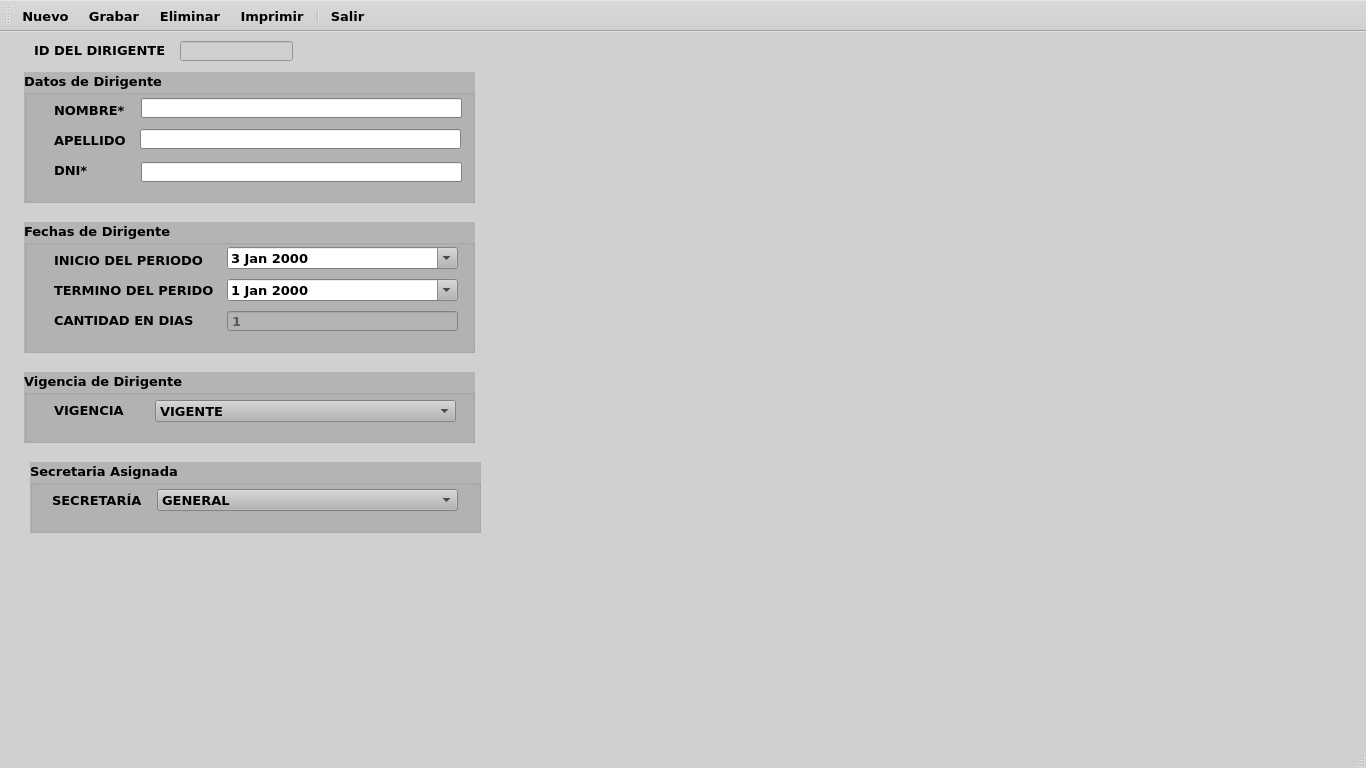
Old version of the form ui/registro_dirigentes.ui in the repository EdwardsBC/SutrakomaqV2.
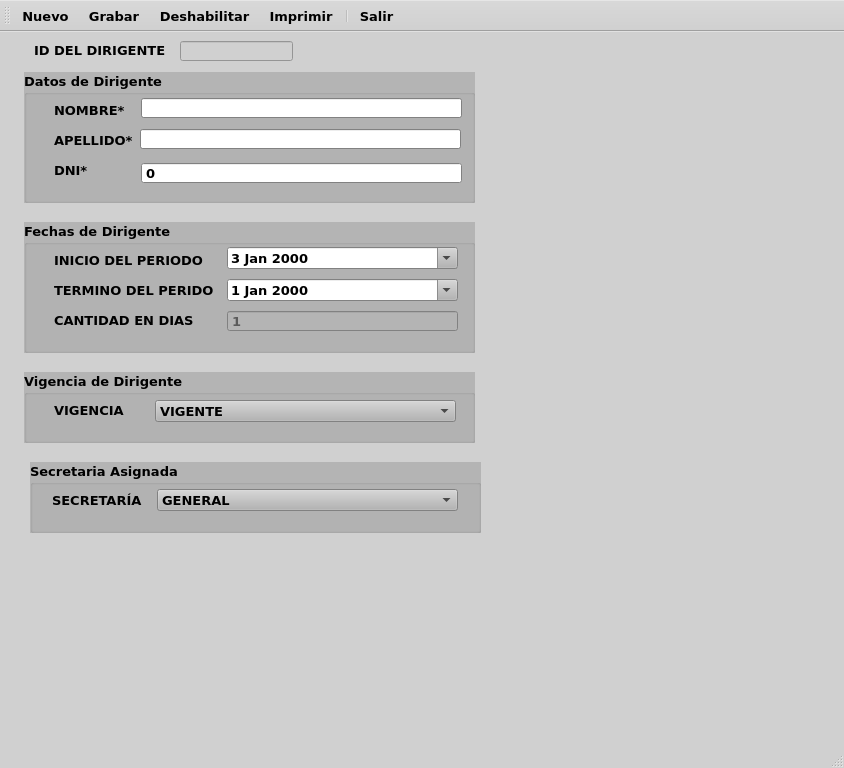
New version of the form. Icons and pictures are not drawn.

Diff of the .ui file:
```diff
--- a/ui/registro_dirigentes.ui
+++ b/ui/registro_dirigentes.ui
@@ -6,7 +6,7 @@
    <rect>
     <x>0</x>
     <y>0</y>
-    <width>1366</width>
+    <width>844</width>
     <height>768</height>
    </rect>
   </property>
@@ -945,7 +945,7 @@
       <rect>
        <x>30</x>
        <y>60</y>
-       <width>71</width>
+       <width>81</width>
        <height>16</height>
       </rect>
      </property>
@@ -986,15 +986,30 @@
       </rect>
      </property>
     </widget>
-    <widget class="QLineEdit" name="lineEdit_4">
+    <widget class="QSpinBox" name="spinBox_2">
      <property name="geometry">
       <rect>
        <x>117</x>
        <y>90</y>
        <width>321</width>
-       <height>20</height>
+       <height>22</height>
       </rect>
      </property>
+     <property name="frame">
+      <bool>true</bool>
+     </property>
+     <property name="buttonSymbols">
+      <enum>QAbstractSpinBox::ButtonSymbols::NoButtons</enum>
+     </property>
+     <property name="keyboardTracking">
+      <bool>true</bool>
+     </property>
+     <property name="showGroupSeparator" stdset="0">
+      <bool>false</bool>
+     </property>
+     <property name="maximum">
+      <number>999999999</number>
+     </property>
     </widget>
    </widget>
    <widget class="QGroupBox" name="groupBox_2">
@@ -2699,7 +2714,7 @@
      <normaloff>:/icons/resources/icons/eliminar.png</normaloff>:/icons/resources/icons/eliminar.png</iconset>
    </property>
    <property name="text">
-    <string>Eliminar</string>
+    <string>Deshabilitar</string>
    </property>
   </action>
   <action name="actionGrabar">
```
Left out of the diff: 12 changed lines with no effect on the pictures.
